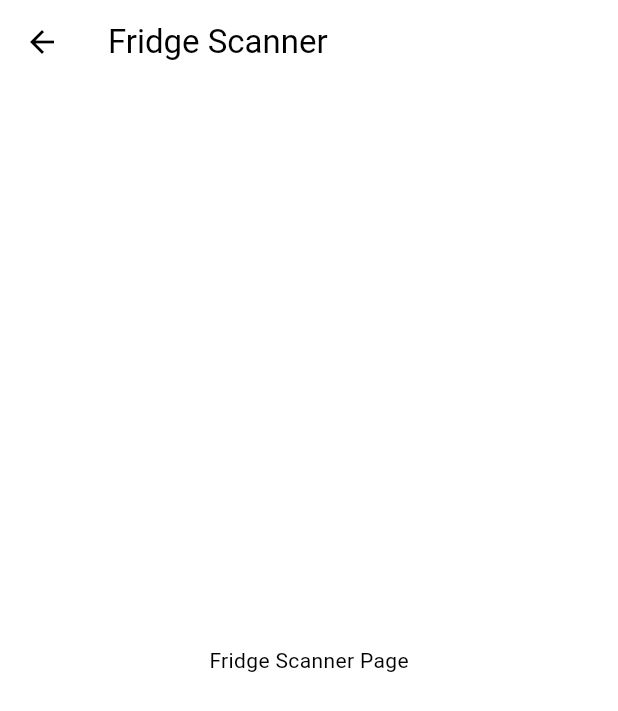
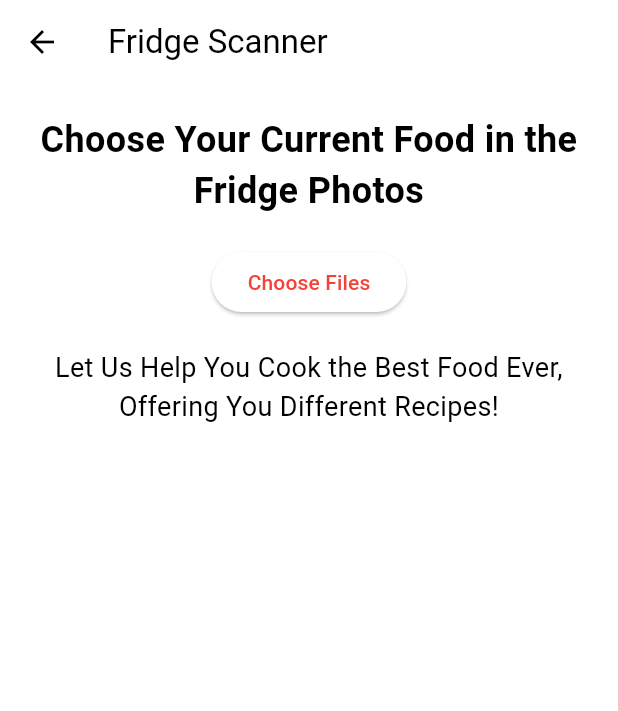
Before and after one commit to M-Aloysie/CookBook, a Flutter app: the screen it shows after launch, after a tap on "Scan Fridge", on a phone screen of 412 x 824 dp. Shown: the top 711 px of the screen. Run offline on Flutter 3.47's test engine with Material 3 defaults, Android fonts, the light colour scheme and no system bars; our stand-ins replace cloud_firestore, firebase_core; accounts and stored records are empty.

Commit message:
New Commit

```diff
--- a/cookbook_app/lib/main.dart
+++ b/cookbook_app/lib/main.dart
@@ -4,7 +4,7 @@
 
 void main() async {
   WidgetsFlutterBinding.ensureInitialized();
-  await Firebase.initializeApp();
+  Firebase.initializeApp();
   runApp(const MyApp());
 }
 
@@ -146,6 +146,10 @@
 }
 
 class SignInPage extends StatelessWidget {
+  final TextEditingController _nameController = TextEditingController();
+  final TextEditingController _emailController = TextEditingController();
+  final TextEditingController _passwordController = TextEditingController();
+
   @override
   Widget build(BuildContext context) {
     return Scaffold(
@@ -158,18 +162,21 @@
           mainAxisAlignment: MainAxisAlignment.center,
           children: [
             TextField(
+              controller: _nameController,
               decoration: InputDecoration(
                 labelText: 'Name',
               ),
             ),
             SizedBox(height: 20),
             TextField(
+              controller: _emailController,
               decoration: InputDecoration(
                 labelText: 'Email',
               ),
             ),
             SizedBox(height: 20),
             TextField(
+              controller: _passwordController,
               decoration: InputDecoration(
                 labelText: 'Password',
               ),
@@ -178,7 +185,7 @@
             SizedBox(height: 20),
             ElevatedButton(
               onPressed: () {
-                // Implement sign-in functionality
+                _signIn(context);
               },
               child: Text('Sign In'),
             ),
@@ -187,9 +194,26 @@
       ),
     );
   }
+
+  void _signIn(BuildContext context) {
+    String name = _nameController.text.trim();
+    String email = _emailController.text.trim();
+    String password = _passwordController.text.trim();
+
+    if (name.isNotEmpty && email.isNotEmpty && password.isNotEmpty) {
+      // Proceed with sign-in logic
+    } else {
+      ScaffoldMessenger.of(context).showSnackBar(SnackBar(content: Text('Please fill in all fields')));
+    }
+  }
 }
 
 class SignUpPage extends StatelessWidget {
+  final TextEditingController _nameController = TextEditingController();
+  final TextEditingController _emailController = TextEditingController();
+  final TextEditingController _passwordController = TextEditingController();
+  final TextEditingController _confirmPasswordController = TextEditingController();
+
   @override
   Widget build(BuildContext context) {
     return Scaffold(
@@ -202,18 +226,21 @@
           mainAxisAlignment: MainAxisAlignment.center,
           children: [
             TextField(
+              controller: _nameController,
               decoration: InputDecoration(
                 labelText: 'Name',
               ),
             ),
             SizedBox(height: 20),
             TextField(
+              controller: _emailController,
               decoration: InputDecoration(
                 labelText: 'Email',
               ),
             ),
             SizedBox(height: 20),
             TextField(
+              controller: _passwordController,
               decoration: InputDecoration(
                 labelText: 'Create Password',
               ),
@@ -221,6 +248,7 @@
             ),
             SizedBox(height: 20),
             TextField(
+              controller: _confirmPasswordController,
               decoration: InputDecoration(
                 labelText: 'Confirm Password',
               ),
@@ -229,7 +257,7 @@
             SizedBox(height: 20),
             ElevatedButton(
               onPressed: () {
-                // Implement sign-up functionality
+                _signUp(context);
               },
               child: Text('Sign Up'),
             ),
@@ -237,6 +265,23 @@
         ),
       ),
     );
+  }
+
+  void _signUp(BuildContext context) {
+    String name = _nameController.text.trim();
+    String email = _emailController.text.trim();
+    String password = _passwordController.text.trim();
+    String confirmPassword = _confirmPasswordController.text.trim();
+
+    if (name.isNotEmpty && email.isNotEmpty && password.isNotEmpty && confirmPassword.isNotEmpty) {
+      if (password == confirmPassword) {
+        // Proceed with sign-up logic
+      } else {
+        ScaffoldMessenger.of(context).showSnackBar(SnackBar(content: Text('Passwords do not match')));
+      }
+    } else {
+      ScaffoldMessenger.of(context).showSnackBar(SnackBar(content: Text('Please fill in all fields')));
+    }
   }
 }
 
@@ -247,8 +292,36 @@
       appBar: AppBar(
         title: Text('Fridge Scanner'),
       ),
-      body: Center(
-        child: Text('Fridge Scanner Page'),
+      body: Padding(
+        padding: const EdgeInsets.all(20.0),
+        child: Column(
+          crossAxisAlignment: CrossAxisAlignment.center,
+          children: [
+            Text(
+              'Choose Your Current Food in the Fridge Photos',
+              style: TextStyle(
+                fontSize: 24,
+                fontWeight: FontWeight.bold,
+              ),
+              textAlign: TextAlign.center,
+            ),
+            SizedBox(height: 20),
+            ElevatedButton(
+              onPressed: () {
+                // Implement file chooser logic
+              },
+              child: Text('Choose Files'),
+            ),
+            SizedBox(height: 20),
+            Text(
+              'Let Us Help You Cook the Best Food Ever, Offering You Different Recipes!',
+              style: TextStyle(
+                fontSize: 18,
+              ),
+              textAlign: TextAlign.center,
+            ),
+          ],
+        ),
       ),
     );
   }
```
